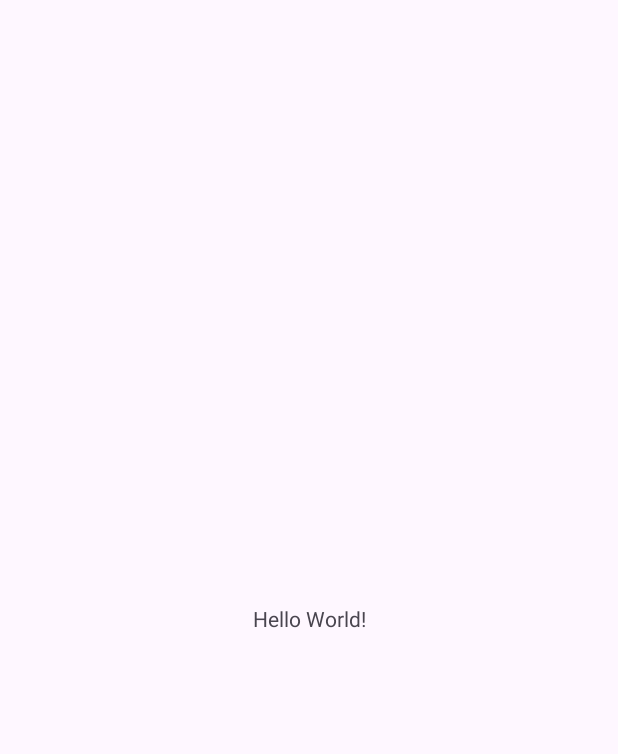
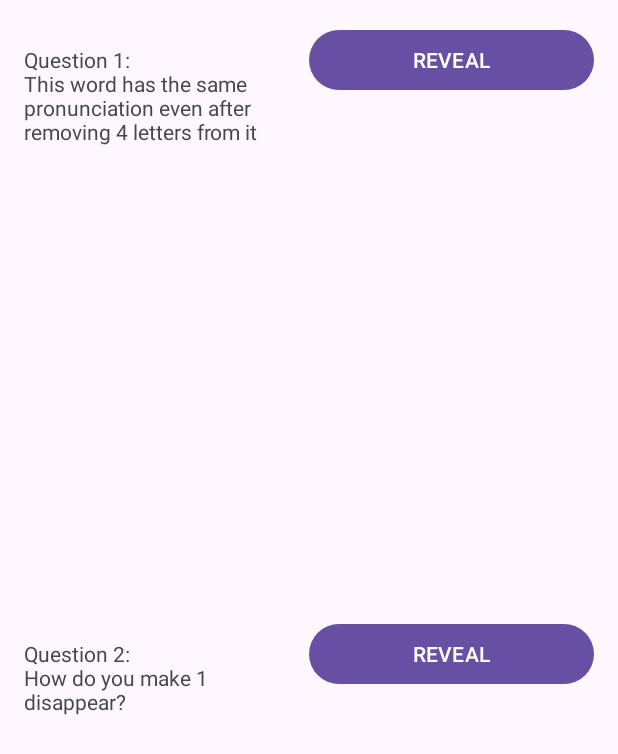
Before and after one commit to Shakir21018545/Wk5, an Android app: the screen it shows after launch (MainActivity), on a phone screen of 412 x 824 dp. Before the commit the part shown is almost empty. Shown: the top 754 px of the screen. Run offline under Robolectric (Android 15) with nearby library versions, the phone set to English and light mode, and no system bars.

Commit message:
Completed demo riddle

```diff
--- a/app/src/main/AndroidManifest.xml
+++ b/app/src/main/AndroidManifest.xml
@@ -13,6 +13,12 @@
         android:theme="@style/Theme.Wk5"
         tools:targetApi="31">
         <activity
+            android:name=".AnswerActivity2"
+            android:exported="false" />
+        <activity
+            android:name=".AnswerActivity1"
+            android:exported="false" />
+        <activity
             android:name=".MainActivity"
             android:exported="true">
             <intent-filter>
--- a/app/src/main/java/sg/edu/rp/c346/id21018545/wk5/MainActivity.java
+++ b/app/src/main/java/sg/edu/rp/c346/id21018545/wk5/MainActivity.java
@@ -2,13 +2,49 @@ package sg.edu.rp.c346.id21018545.wk5;
 
 import androidx.appcompat.app.AppCompatActivity;
 
+import android.content.Intent;
 import android.os.Bundle;
+import android.view.View;
+import android.widget.Button;
+import android.widget.TextView;
+
 
 public class MainActivity extends AppCompatActivity {
 
+    TextView tvQ1;
+    Button btnRevealQ1;
+
+    TextView tvQ2;
+
+    Button btnRevealQ2;
     @Override
     protected void onCreate(Bundle savedInstanceState) {
         super.onCreate(savedInstanceState);
         setContentView(R.layout.activity_main);
+
+        tvQ1 = findViewById(R.id.textViewQ1);
+        btnRevealQ1 = findViewById(R.id.buttonRevealQ1);
+        tvQ2 = findViewById(R.id.textViewQ2);
+        btnRevealQ2 = findViewById(R.id.buttonRevealQ2);
+
+
+        btnRevealQ1.setOnClickListener(new View.OnClickListener() {
+            @Override
+            public void onClick(View view){
+                Intent intent = new Intent(MainActivity.this, AnswerActivity1.class);
+                intent.putExtra("Question", "Q1");
+                startActivity(intent);
+            }
+        });
+        btnRevealQ2.setOnClickListener(new View.OnClickListener() {
+            @Override
+            public void onClick(View view){
+                Intent intent = new Intent(MainActivity.this, AnswerActivity2.class);
+                intent.putExtra("Question", "Q2");
+                startActivity(intent);
+            }
+        });
+
+
     }
 }
--- a/app/src/main/res/layout/activity_main.xml
+++ b/app/src/main/res/layout/activity_main.xml
@@ -1,18 +1,51 @@
 <?xml version="1.0" encoding="utf-8"?>
-<androidx.constraintlayout.widget.ConstraintLayout xmlns:android="http://schemas.android.com/apk/res/android"
-    xmlns:app="http://schemas.android.com/apk/res-auto"
-    xmlns:tools="http://schemas.android.com/tools"
+<LinearLayout xmlns:android="http://schemas.android.com/apk/res/android"
     android:layout_width="match_parent"
     android:layout_height="match_parent"
-    tools:context=".MainActivity">
+    android:orientation="vertical"
+    android:padding="16dp">
 
-    <TextView
-        android:layout_width="wrap_content"
-        android:layout_height="wrap_content"
-        android:text="Hello World!"
-        app:layout_constraintBottom_toBottomOf="parent"
-        app:layout_constraintEnd_toEndOf="parent"
-        app:layout_constraintStart_toStartOf="parent"
-        app:layout_constraintTop_toTopOf="parent" />
 
-</androidx.constraintlayout.widget.ConstraintLayout>
+    <LinearLayout
+        android:layout_width="match_parent"
+        android:layout_height="match_parent"
+        android:layout_weight="1"
+        android:orientation="horizontal">
+
+        <TextView
+            android:id="@+id/textViewQ1"
+            android:layout_width="0dp"
+            android:layout_height="wrap_content"
+            android:layout_weight="50"
+            android:text="@string/q1" />
+
+        <Button
+            android:id="@+id/buttonRevealQ1"
+            android:layout_width="0dp"
+            android:layout_height="wrap_content"
+            android:layout_weight="50"
+            android:text="@string/reveal" />
+
+    </LinearLayout>
+
+    <LinearLayout
+        android:layout_width="match_parent"
+        android:layout_height="match_parent"
+        android:layout_weight="1"
+        android:orientation="horizontal">
+
+        <TextView
+            android:id="@+id/textViewQ2"
+            android:layout_width="0dp"
+            android:layout_height="wrap_content"
+            android:layout_weight="50"
+            android:text="@string/q2" />
+
+        <Button
+            android:id="@+id/buttonRevealQ2"
+            android:layout_width="0dp"
+            android:layout_height="wrap_content"
+            android:layout_weight="50"
+            android:text="@string/reveal2" />
+    </LinearLayout>
+</LinearLayout>
--- a/app/src/main/res/values/strings.xml
+++ b/app/src/main/res/values/strings.xml
@@ -1,3 +1,7 @@
 <resources>
     <string name="app_name">Wk5</string>
+    <string name="q1">Question 1: \nThis word has the same pronunciation even after removing 4 letters from it</string>
+    <string name="reveal">REVEAL</string>
+    <string name="q2">Question 2: \nHow do you make 1 disappear?</string>
+    <string name="reveal2">REVEAL</string>
 </resources>
```
Also changed, not shown: app/src/main/java/sg/edu/rp/c346/id21018545/wk5/AnswerActivity1.java (added, +24 -0 lines), app/src/main/java/sg/edu/rp/c346/id21018545/wk5/AnswerActivity2.java (added, +24 -0 lines), app/src/main/res/layout/activity_answer1.xml (added, +14 -0 lines), app/src/main/res/layout/activity_answer2.xml (added, +14 -0 lines).
